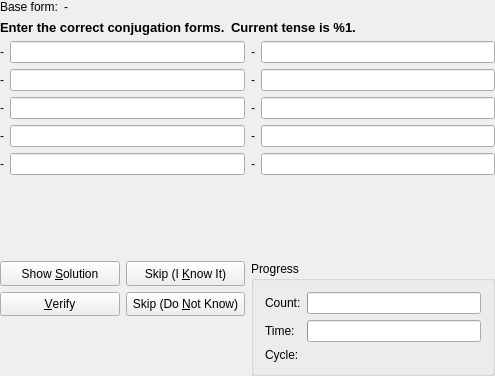
Above: src/practice/VerbQueryDlgForm.ui from KDE/parley before the change. Below: the same form after it.
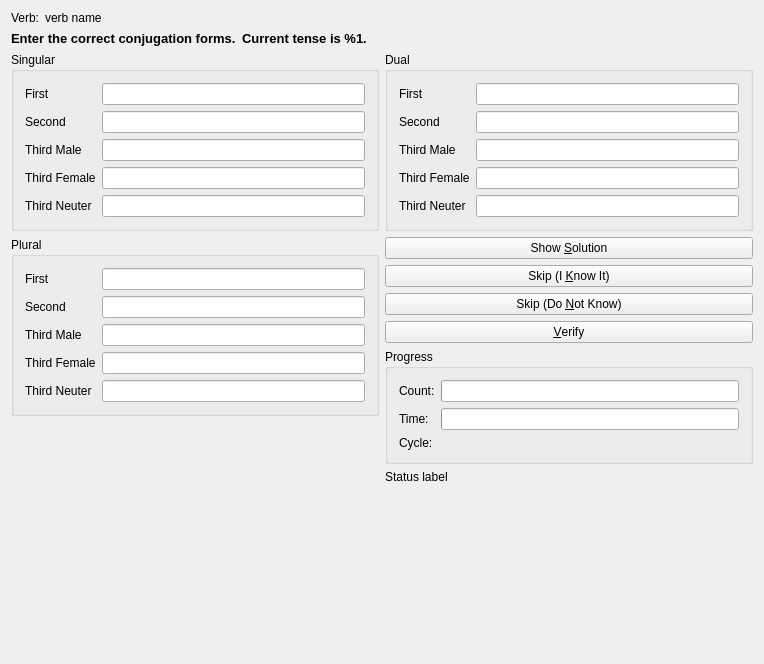
That is the form after the change.

Commit message: Conjugation test now displays the right line edits.

```diff
--- a/src/practice/VerbQueryDlgForm.ui
+++ b/src/practice/VerbQueryDlgForm.ui
@@ -6,11 +6,16 @@
    <rect>
     <x>0</x>
     <y>0</y>
-    <width>495</width>
-    <height>376</height>
+    <width>764</width>
+    <height>664</height>
    </rect>
   </property>
   <layout class="QGridLayout" >
+   <item row="0" column="0" >
+    <layout class="QHBoxLayout" >
+     <property name="spacing" >
+      <number>6</number>
+     </property>
    <property name="leftMargin" >
     <number>0</number>
    </property>
@@ -23,12 +28,31 @@
    <property name="bottomMargin" >
     <number>0</number>
    </property>
-   <property name="horizontalSpacing" >
-    <number>6</number>
-   </property>
-   <property name="verticalSpacing" >
-    <number>6</number>
-   </property>
+     <item>
+      <widget class="QLabel" name="TextLabel2" >
+       <property name="text" >
+        <string>Verb:</string>
+       </property>
+      </widget>
+     </item>
+     <item>
+      <widget class="QLabel" name="verbNameLabel" >
+       <property name="sizePolicy" >
+        <sizepolicy vsizetype="Minimum" hsizetype="Expanding" >
+         <horstretch>0</horstretch>
+         <verstretch>0</verstretch>
+        </sizepolicy>
+       </property>
+       <property name="frameShadow" >
+        <enum>QFrame::Plain</enum>
+       </property>
+       <property name="text" >
+        <string>verb name</string>
+       </property>
+      </widget>
+     </item>
+    </layout>
+   </item>
    <item row="1" column="0" >
     <layout class="QHBoxLayout" >
      <property name="spacing" >
@@ -108,151 +132,117 @@
       <number>0</number>
      </property>
      <item>
-      <layout class="QGridLayout" >
-       <property name="leftMargin" >
-        <number>0</number>
-       </property>
-       <property name="topMargin" >
-        <number>0</number>
-       </property>
-       <property name="rightMargin" >
-        <number>0</number>
-       </property>
-       <property name="bottomMargin" >
-        <number>0</number>
-       </property>
-       <property name="horizontalSpacing" >
-        <number>6</number>
-       </property>
-       <property name="verticalSpacing" >
-        <number>6</number>
-       </property>
-       <item row="3" column="0" >
-        <widget class="QLabel" name="p3sfLabel" >
+      <layout class="QVBoxLayout" >
+       <item>
+        <widget class="QGroupBox" name="singularGroupBox" >
+         <property name="title" >
+          <string>Singular</string>
+         </property>
+         <layout class="QGridLayout" >
+          <item row="0" column="0" >
+           <widget class="QLabel" name="singularFirstPersonLabel" >
          <property name="text" >
-          <string>-</string>
+             <string>First</string>
          </property>
          <property name="buddy" >
           <cstring>p3sfField</cstring>
          </property>
         </widget>
        </item>
-       <item row="1" column="1" >
-        <widget class="QLineEdit" name="p2sField" />
-       </item>
-       <item row="3" column="1" >
-        <widget class="QLineEdit" name="p3sfField" />
-       </item>
-       <item row="4" column="0" >
-        <widget class="QLabel" name="p3snLabel" >
+          <item row="0" column="1" >
+           <widget class="QLineEdit" name="singularFirstPersonLineEdit" />
+          </item>
+          <item row="1" column="0" >
+           <widget class="QLabel" name="singularSecondPersonLabel" >
          <property name="text" >
-          <string>-</string>
+             <string>Second</string>
          </property>
          <property name="buddy" >
           <cstring>p3snField</cstring>
          </property>
         </widget>
        </item>
-       <item row="0" column="0" >
-        <widget class="QLabel" name="p1sLabel" >
+          <item row="1" column="1" >
+           <widget class="QLineEdit" name="singularSecondPersonLineEdit" />
+          </item>
+          <item row="2" column="0" >
+           <widget class="QLabel" name="singularThirdMalePersonLabel" >
          <property name="text" >
-          <string>-</string>
+             <string>Third Male</string>
          </property>
          <property name="buddy" >
           <cstring>p1sField</cstring>
          </property>
         </widget>
        </item>
-       <item row="2" column="0" >
-        <widget class="QLabel" name="p3smLabel" >
+          <item row="2" column="1" >
+           <widget class="QLineEdit" name="singularThirdMalePersonLineEdit" />
+          </item>
+          <item row="3" column="0" >
+           <widget class="QLabel" name="singularThirdFemalePersonLabel" >
          <property name="text" >
-          <string>-</string>
+             <string>Third Female</string>
          </property>
          <property name="buddy" >
           <cstring>p3smField</cstring>
          </property>
         </widget>
        </item>
-       <item row="4" column="1" >
-        <widget class="QLineEdit" name="p3snField" />
-       </item>
-       <item row="2" column="1" >
-        <widget class="QLineEdit" name="p3smField" />
-       </item>
-       <item row="1" column="0" >
-        <widget class="QLabel" name="p2sLabel" >
+          <item row="3" column="1" >
+           <widget class="QLineEdit" name="singularThirdFemalePersonLineEdit" />
+          </item>
+          <item row="4" column="0" >
+           <widget class="QLabel" name="singularThirdNeuterPersonLabel" >
          <property name="text" >
-          <string>-</string>
+             <string>Third Neuter</string>
          </property>
          <property name="buddy" >
           <cstring>p2sField</cstring>
          </property>
         </widget>
        </item>
-       <item row="0" column="1" >
-        <widget class="QLineEdit" name="p1sField" />
-       </item>
-      </layout>
+          <item row="4" column="1" >
+           <widget class="QLineEdit" name="singularThirdNeuterPersonLineEdit" />
+          </item>
+         </layout>
+        </widget>
      </item>
      <item>
-      <layout class="QGridLayout" >
-       <property name="leftMargin" >
-        <number>0</number>
-       </property>
-       <property name="topMargin" >
-        <number>0</number>
-       </property>
-       <property name="rightMargin" >
-        <number>0</number>
-       </property>
-       <property name="bottomMargin" >
-        <number>0</number>
-       </property>
-       <property name="horizontalSpacing" >
-        <number>6</number>
-       </property>
-       <property name="verticalSpacing" >
-        <number>6</number>
-       </property>
-       <item row="1" column="1" >
-        <widget class="QLineEdit" name="p2pField" />
-       </item>
-       <item row="4" column="1" >
-        <widget class="QLineEdit" name="p3pnField" />
-       </item>
+        <widget class="QGroupBox" name="pluralGroupBox" >
+         <property name="title" >
+          <string>Plural</string>
+         </property>
+         <layout class="QGridLayout" >
        <item row="0" column="0" >
-        <widget class="QLabel" name="p1pLabel" >
+           <widget class="QLabel" name="pluralFirstPersonLabel" >
          <property name="text" >
-          <string>-</string>
+             <string>First</string>
          </property>
          <property name="buddy" >
           <cstring>p1pField</cstring>
          </property>
         </widget>
        </item>
+          <item row="0" column="1" >
+           <widget class="QLineEdit" name="pluralFirstPersonLineEdit" />
+          </item>
        <item row="1" column="0" >
-        <widget class="QLabel" name="p2pLabel" >
-         <property name="sizePolicy" >
-          <sizepolicy vsizetype="Minimum" hsizetype="Minimum" >
-           <horstretch>0</horstretch>
-           <verstretch>0</verstretch>
-          </sizepolicy>
-         </property>
+           <widget class="QLabel" name="pluralSecondPersonLabel" >
          <property name="text" >
-          <string>-</string>
+             <string>Second</string>
          </property>
          <property name="buddy" >
           <cstring>p2pField</cstring>
          </property>
         </widget>
        </item>
-       <item row="3" column="1" >
-        <widget class="QLineEdit" name="p3pfField" />
-       </item>
-       <item row="3" column="0" >
-        <widget class="QLabel" name="p3pfLabel" >
+          <item row="1" column="1" >
+           <widget class="QLineEdit" name="pluralSecondPersonLineEdit" />
+          </item>
+          <item row="2" column="0" >
+           <widget class="QLabel" name="pluralThirdMalePersonLabel" >
          <property name="text" >
-          <string>-</string>
+             <string>Third Male</string>
          </property>
          <property name="buddy" >
           <cstring>p3pfField</cstring>
@@ -260,144 +250,131 @@
         </widget>
        </item>
        <item row="2" column="1" >
-        <widget class="QLineEdit" name="p3pmField" />
-       </item>
-       <item row="2" column="0" >
-        <widget class="QLabel" name="p3pmLabel" >
+           <widget class="QLineEdit" name="pluralThirdMalePersonLineEdit" />
+          </item>
+          <item row="3" column="0" >
+           <widget class="QLabel" name="pluralThirdFemalePersonLabel" >
          <property name="text" >
-          <string>-</string>
+             <string>Third Female</string>
          </property>
          <property name="buddy" >
           <cstring>p3pmField</cstring>
          </property>
         </widget>
        </item>
-       <item row="0" column="1" >
-        <widget class="QLineEdit" name="p1pField" />
+          <item row="3" column="1" >
+           <widget class="QLineEdit" name="pluralThirdFemalePersonLineEdit" />
        </item>
        <item row="4" column="0" >
-        <widget class="QLabel" name="p3pnLabel" >
+           <widget class="QLabel" name="pluralThirdNeuterPersonLabel" >
          <property name="text" >
-          <string>-</string>
+             <string>Third Neuter</string>
          </property>
          <property name="buddy" >
           <cstring>p3pnField</cstring>
          </property>
         </widget>
        </item>
-      </layout>
-     </item>
-    </layout>
-   </item>
-   <item row="0" column="0" >
-    <layout class="QHBoxLayout" >
-     <property name="spacing" >
-      <number>6</number>
-     </property>
-     <property name="leftMargin" >
-      <number>0</number>
-     </property>
-     <property name="topMargin" >
-      <number>0</number>
-     </property>
-     <property name="rightMargin" >
-      <number>0</number>
-     </property>
-     <property name="bottomMargin" >
-      <number>0</number>
-     </property>
-     <item>
-      <widget class="QLabel" name="TextLabel2" >
-       <property name="text" >
-        <string>Base form:</string>
-       </property>
+          <item row="4" column="1" >
+           <widget class="QLineEdit" name="pluralThirdNeuterPersonLineEdit" />
+          </item>
+         </layout>
       </widget>
      </item>
      <item>
-      <widget class="QLabel" name="baseLabel" >
-       <property name="sizePolicy" >
-        <sizepolicy vsizetype="Minimum" hsizetype="Expanding" >
-         <horstretch>0</horstretch>
-         <verstretch>0</verstretch>
-        </sizepolicy>
-       </property>
-       <property name="frameShadow" >
-        <enum>QFrame::Plain</enum>
-       </property>
-       <property name="text" >
-        <string>-</string>
-       </property>
-      </widget>
+        <spacer>
+         <property name="orientation" >
+          <enum>Qt::Vertical</enum>
+         </property>
+         <property name="sizeHint" >
+          <size>
+           <width>20</width>
+           <height>40</height>
+          </size>
+         </property>
+        </spacer>
      </item>
     </layout>
    </item>
-   <item row="4" column="0" >
-    <layout class="QGridLayout" >
-     <property name="leftMargin" >
-      <number>0</number>
-     </property>
-     <property name="topMargin" >
-      <number>0</number>
-     </property>
-     <property name="rightMargin" >
-      <number>0</number>
-     </property>
-     <property name="bottomMargin" >
-      <number>0</number>
-     </property>
-     <property name="horizontalSpacing" >
-      <number>6</number>
-     </property>
-     <property name="verticalSpacing" >
-      <number>6</number>
-     </property>
-     <item row="0" column="0" >
+     <item>
+      <layout class="QVBoxLayout" >
+       <item>
+        <widget class="QGroupBox" name="dualGroupBox" >
+         <property name="title" >
+          <string>Dual</string>
+         </property>
       <layout class="QGridLayout" >
-       <property name="leftMargin" >
-        <number>0</number>
-       </property>
-       <property name="topMargin" >
-        <number>0</number>
-       </property>
-       <property name="rightMargin" >
-        <number>0</number>
-       </property>
-       <property name="bottomMargin" >
-        <number>0</number>
-       </property>
-       <property name="horizontalSpacing" >
-        <number>6</number>
-       </property>
-       <property name="verticalSpacing" >
-        <number>6</number>
-       </property>
-       <item row="0" column="1" >
-        <widget class="QPushButton" name="know_it" >
-         <property name="sizePolicy" >
-          <sizepolicy vsizetype="Minimum" hsizetype="Minimum" >
-           <horstretch>0</horstretch>
-           <verstretch>0</verstretch>
-          </sizepolicy>
-         </property>
+          <item row="0" column="0" >
+           <widget class="QLabel" name="dualFirstPersonLabel" >
+            <property name="text" >
+             <string>First</string>
+            </property>
+            <property name="buddy" >
+             <cstring>dualFirstPersonLineEdit</cstring>
+            </property>
+           </widget>
+          </item>
+          <item row="0" column="1" >
+           <widget class="QLineEdit" name="dualFirstPersonLineEdit" />
+          </item>
+          <item row="1" column="0" >
+           <widget class="QLabel" name="dualSecondPersonLabel" >
+            <property name="text" >
+             <string>Second</string>
+            </property>
+            <property name="buddy" >
+             <cstring>dualSecondPersonLineEdit</cstring>
+            </property>
+           </widget>
+          </item>
+          <item row="1" column="1" >
+           <widget class="QLineEdit" name="dualSecondPersonLineEdit" />
+          </item>
+          <item row="2" column="0" >
+           <widget class="QLabel" name="dualThirdMalePersonLabel" >
+            <property name="text" >
+             <string>Third Male</string>
+            </property>
+            <property name="buddy" >
+             <cstring>dualThirdMalePersonLineEdit</cstring>
+            </property>
+           </widget>
+          </item>
+          <item row="2" column="1" >
+           <widget class="QLineEdit" name="dualThirdMalePersonLineEdit" />
+          </item>
+          <item row="3" column="0" >
+           <widget class="QLabel" name="dualThirdFemalePersonLabel" >
          <property name="text" >
-          <string>Skip (I &amp;Know It)</string>
-         </property>
-        </widget>
-       </item>
-       <item row="1" column="0" >
-        <widget class="QPushButton" name="verify" >
-         <property name="sizePolicy" >
-          <sizepolicy vsizetype="Minimum" hsizetype="Minimum" >
-           <horstretch>0</horstretch>
-           <verstretch>0</verstretch>
-          </sizepolicy>
-         </property>
+             <string>Third Female</string>
+            </property>
+            <property name="buddy" >
+             <cstring>dualThirdFemalePersonLineEdit</cstring>
+            </property>
+           </widget>
+          </item>
+          <item row="3" column="1" >
+           <widget class="QLineEdit" name="dualThirdFemalePersonLineEdit" />
+          </item>
+          <item row="4" column="0" >
+           <widget class="QLabel" name="dualThirdNeuterPersonLabel" >
          <property name="text" >
-          <string>&amp;Verify</string>
-         </property>
-        </widget>
-       </item>
-       <item row="0" column="0" >
+             <string>Third Neuter</string>
+            </property>
+            <property name="buddy" >
+             <cstring>dualThirdNeuterPersonLineEdit</cstring>
+            </property>
+           </widget>
+          </item>
+          <item row="4" column="1" >
+           <widget class="QLineEdit" name="dualThirdNeuterPersonLineEdit" />
+          </item>
+         </layout>
+        </widget>
+       </item>
+       <item>
+        <layout class="QVBoxLayout" >
+         <item>
         <widget class="QPushButton" name="show_all" >
          <property name="sizePolicy" >
           <sizepolicy vsizetype="Minimum" hsizetype="Minimum" >
@@ -410,7 +387,20 @@
          </property>
         </widget>
        </item>
-       <item row="1" column="1" >
+         <item>
+          <widget class="QPushButton" name="know_it" >
+           <property name="sizePolicy" >
+            <sizepolicy vsizetype="Minimum" hsizetype="Minimum" >
+             <horstretch>0</horstretch>
+             <verstretch>0</verstretch>
+            </sizepolicy>
+           </property>
+           <property name="text" >
+            <string>Skip (I &amp;Know It)</string>
+           </property>
+          </widget>
+         </item>
+         <item>
         <widget class="QPushButton" name="dont_know" >
          <property name="sizePolicy" >
           <sizepolicy vsizetype="Minimum" hsizetype="Minimum" >
@@ -423,25 +413,22 @@
          </property>
         </widget>
        </item>
-      </layout>
-     </item>
-     <item row="1" column="0" >
-      <widget class="QLabel" name="status" >
+         <item>
+          <widget class="QPushButton" name="verify" >
        <property name="sizePolicy" >
-        <sizepolicy vsizetype="Minimum" hsizetype="Expanding" >
+            <sizepolicy vsizetype="Minimum" hsizetype="Minimum" >
          <horstretch>0</horstretch>
          <verstretch>0</verstretch>
         </sizepolicy>
        </property>
-       <property name="frameShadow" >
-        <enum>QFrame::Plain</enum>
-       </property>
        <property name="text" >
-        <string/>
+            <string>&amp;Verify</string>
        </property>
       </widget>
      </item>
-     <item rowspan="2" row="0" column="1" >
+        </layout>
+       </item>
+       <item>
       <widget class="QGroupBox" name="progressgroup" >
        <property name="sizePolicy" >
         <sizepolicy vsizetype="Minimum" hsizetype="Minimum" >
@@ -526,23 +513,38 @@
        </layout>
       </widget>
      </item>
-    </layout>
-   </item>
-   <item row="3" column="0" >
+       <item>
+        <widget class="QLabel" name="status" >
+         <property name="sizePolicy" >
+          <sizepolicy vsizetype="Minimum" hsizetype="Expanding" >
+           <horstretch>0</horstretch>
+           <verstretch>0</verstretch>
+          </sizepolicy>
+         </property>
+         <property name="frameShadow" >
+          <enum>QFrame::Plain</enum>
+         </property>
+         <property name="text" >
+          <string>Status label</string>
+         </property>
+        </widget>
+       </item>
+       <item>
     <spacer>
      <property name="orientation" >
       <enum>Qt::Vertical</enum>
      </property>
-     <property name="sizeType" >
-      <enum>QSizePolicy::Expanding</enum>
-     </property>
      <property name="sizeHint" >
       <size>
-       <width>390</width>
-       <height>16</height>
+           <width>20</width>
+           <height>40</height>
       </size>
      </property>
     </spacer>
+       </item>
+      </layout>
+     </item>
+    </layout>
    </item>
   </layout>
  </widget>
```
Left out of the diff: 45 changed lines with no effect on the pictures. Lines whose indentation alone changed are shown as unchanged. The commit also changes 3 other files.
